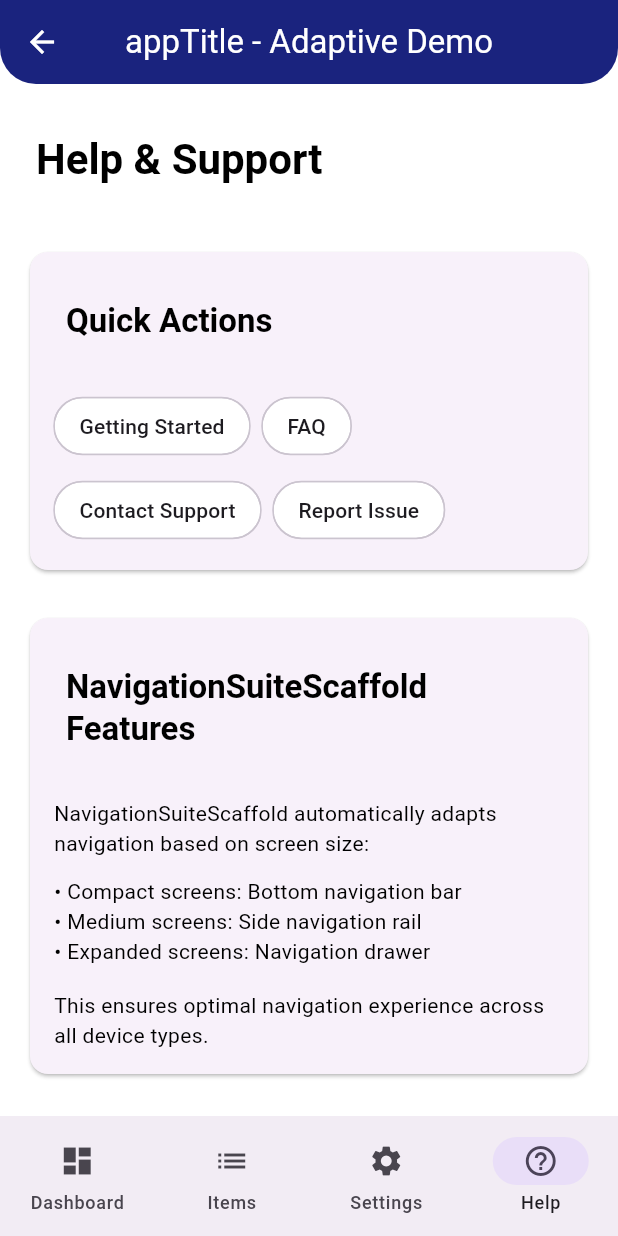
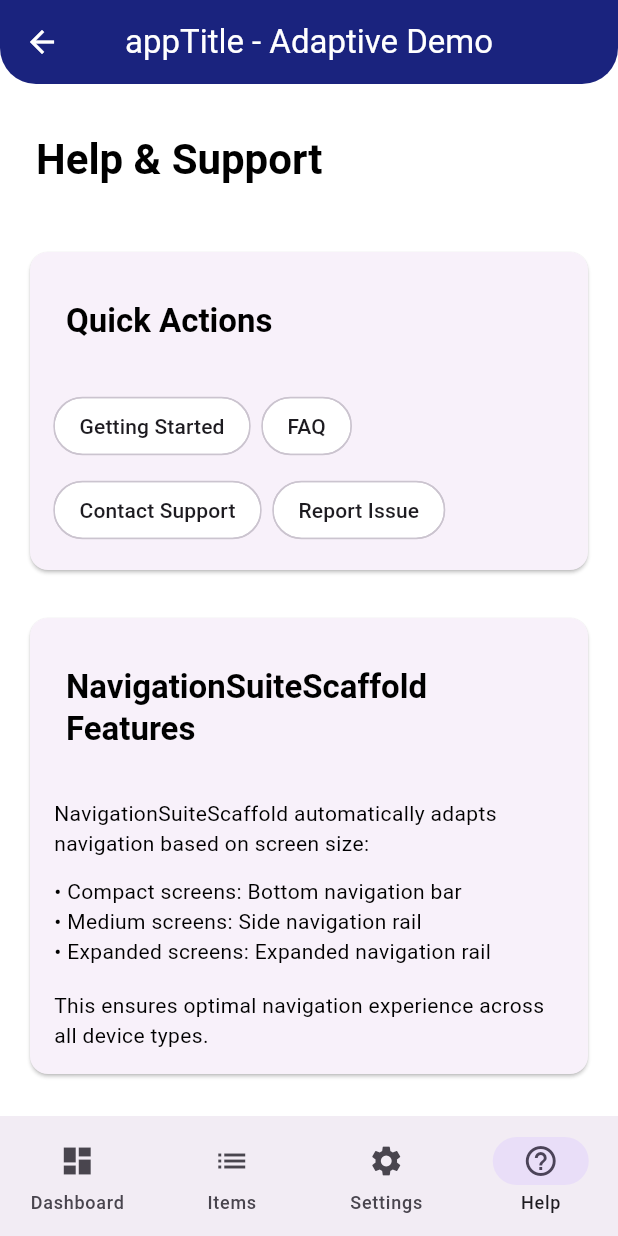
Before and after one commit to ab22593k/rhizosphere, a Flutter app: the AdaptiveDemo screen opened directly, item 4 of the bottom bar chosen, on a phone screen of 412 x 824 dp. Run offline on Flutter 3.47's test engine with Material 3 defaults, Android fonts, the phone set to English and light mode, and no system bars; our stand-ins replace flutter_riverpod, flutter_svg; missing offline and left inert: analyzer, custom_lint_builder.

Commit message:
refactor(adaptive): Simplify navigation strategy and scaffold
Removes NavigationDrawer destinations from AdaptiveScaffold and updates
NavigationStrategy for expanded screen sizes to use an extended NavigationRail,
aligning with recent adaptive layout enhancements.

```diff
--- a/example/lib/demo/adaptive_demo.dart
+++ b/example/lib/demo/adaptive_demo.dart
@@ -119,31 +119,6 @@ class _AdaptiveDemoState extends ConsumerState<AdaptiveDemo> {
           icon: Icon(Icons.help),
           selectedIcon: Icon(Icons.help_outline),
           label: Text('Help'),
-        ),
-      ],
-
-      // Navigation drawer destinations (expanded screens)
-      drawerDestinations: [
-        NavigationDrawerDestination(
-          icon: const Icon(Icons.dashboard),
-          label: const Text('Dashboard'),
-        ),
-        NavigationDrawerDestination(
-          icon: const Icon(Icons.list),
-          label: const Text('Items'),
-        ),
-        NavigationDrawerDestination(
-          icon: const Icon(Icons.settings),
-          label: Text('settingsLabel'),
-        ),
-        const NavigationDrawerDestination(
-          icon: Icon(Icons.help),
-          label: Text('Help'),
-        ),
-        const Divider(),
-        NavigationDrawerDestination(
-          icon: const Icon(Icons.logout),
-          label: Text('signOut'),
         ),
       ],
 
@@ -586,7 +561,7 @@ class HelpPane extends StatelessWidget {
                 const SizedBox(height: 12),
                 const Text('• Compact screens: Bottom navigation bar'),
                 const Text('• Medium screens: Side navigation rail'),
-                const Text('• Expanded screens: Navigation drawer'),
+                const Text('• Expanded screens: Expanded navigation rail'),
                 const SizedBox(height: 16),
                 const Text(
                   'This ensures optimal navigation experience across all device types.',
--- a/lib/src/features/adaptive_layout/views/adaptive_scaffold.dart
+++ b/lib/src/features/adaptive_layout/views/adaptive_scaffold.dart
@@ -11,7 +11,6 @@ class NavigationSuiteScaffold extends ConsumerWidget {
   final ValueChanged<int> onDestinationSelected;
   final List<NavigationDestination> destinations;
   final List<NavigationRailDestination> railDestinations;
-  final List<Widget> drawerDestinations;
   final PreferredSizeWidget? appBar;
 
   const NavigationSuiteScaffold({
@@ -20,7 +19,6 @@ class NavigationSuiteScaffold extends ConsumerWidget {
     required this.onDestinationSelected,
     required this.destinations,
     required this.railDestinations,
-    required this.drawerDestinations,
     this.appBar,
     super.key,
   });
@@ -101,7 +99,7 @@ class _AdaptiveScaffoldState extends ConsumerState<AdaptiveScaffold> {
       },
       destinations: [],
       railDestinations: [],
-      drawerDestinations: [],
+
       body: Container(),
     );
   }
```
Also changed, not shown: example/lib/demo/comprehensive_adaptive_demo.dart (+1 -22 lines), lib/src/core/adaptive/layout/navigation_strategy.dart (+7 -5 lines).
